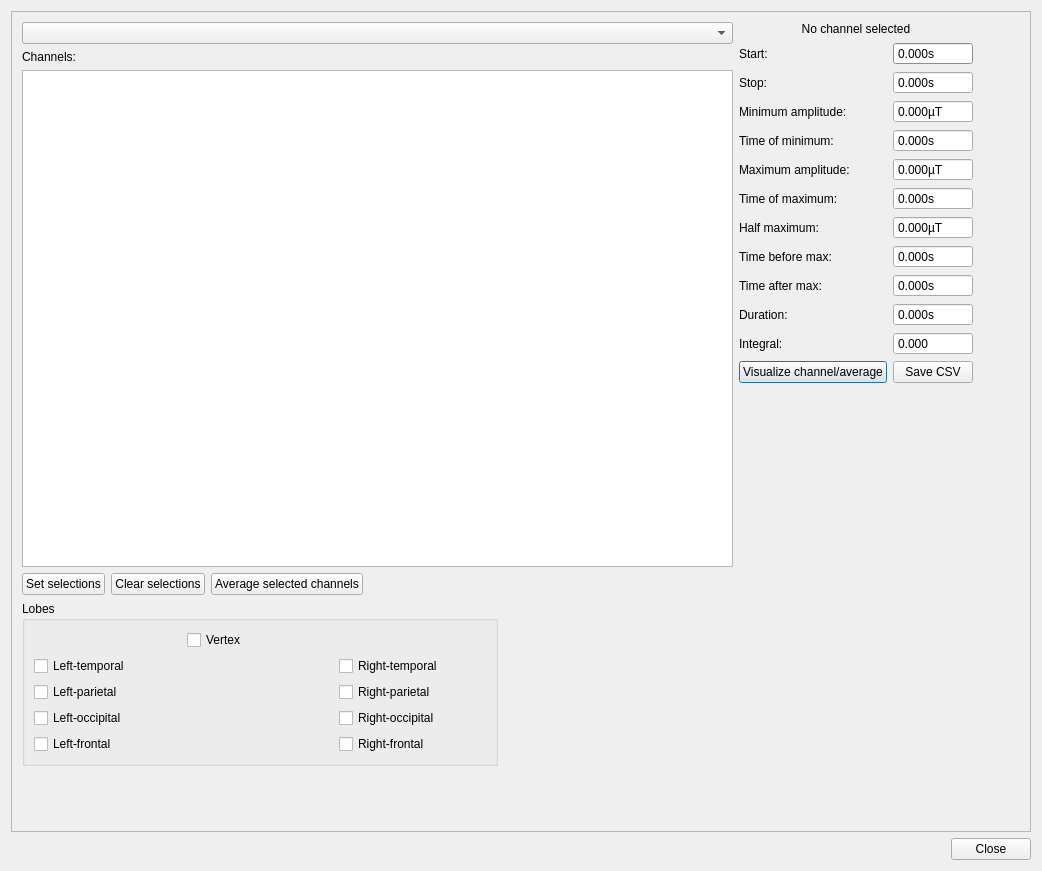
First picture: the form in meggie_batch/ui/qt4Designer_ui_files/evokedStatsDialog.ui, repository cibr-jyu/meggie, before the edit.
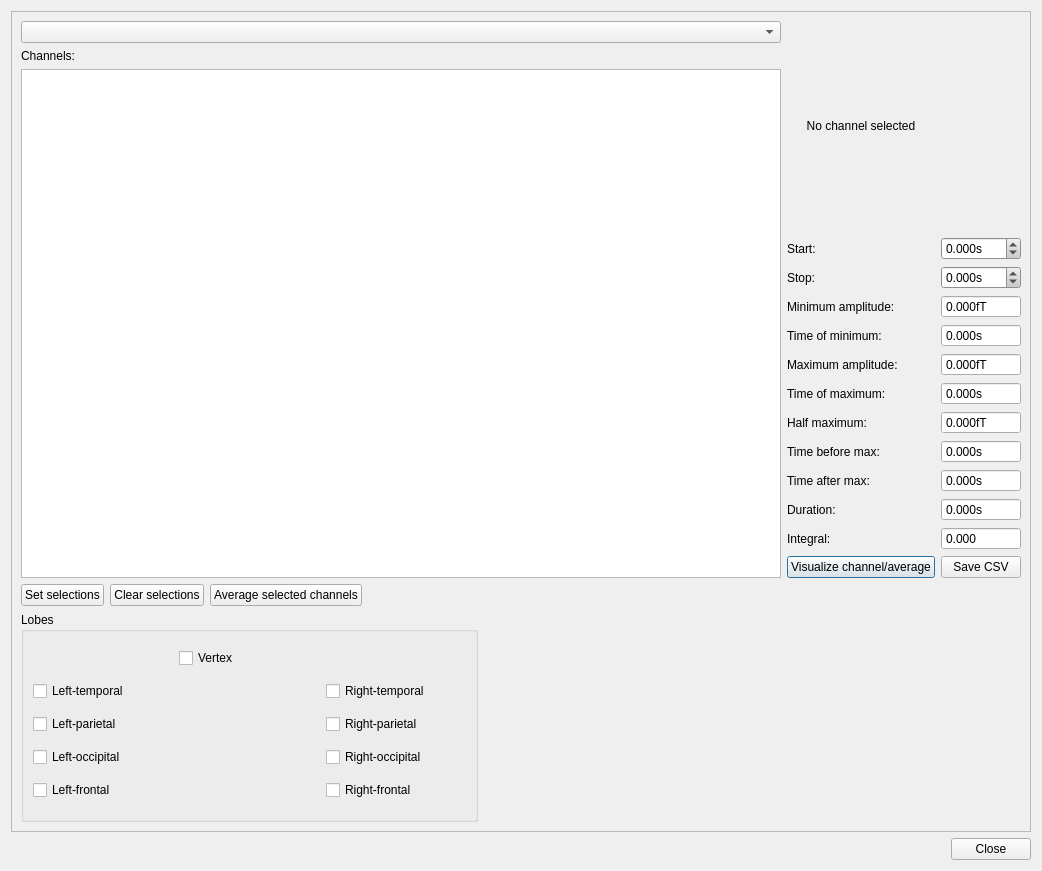
Second picture: the form after the edit.

Commit message: Evoked stats.

```diff
--- a/meggie_batch/ui/qt4Designer_ui_files/evokedStatsDialog.ui
+++ b/meggie_batch/ui/qt4Designer_ui_files/evokedStatsDialog.ui
@@ -40,19 +40,8 @@
         <height>780</height>
        </size>
       </property>
-      <widget class="QWidget" name="layoutWidget">
-       <property name="geometry">
-        <rect>
-         <x>10</x>
-         <y>10</y>
-         <width>951</width>
-         <height>744</height>
-        </rect>
-       </property>
-       <layout class="QVBoxLayout" name="verticalLayout_2">
-        <item>
-         <layout class="QHBoxLayout" name="horizontalLayout">
-          <item>
+      <layout class="QGridLayout" name="gridLayout_2">
+       <item row="0" column="0" rowspan="13">
            <layout class="QVBoxLayout" name="verticalLayout">
             <item>
              <widget class="QComboBox" name="comboBoxEvoked">
@@ -83,12 +72,7 @@
             </item>
            </layout>
           </item>
-          <item>
-           <layout class="QFormLayout" name="formLayout">
-            <property name="fieldGrowthPolicy">
-             <enum>QFormLayout::AllNonFixedFieldsGrow</enum>
-            </property>
-            <item row="0" column="0" colspan="2">
+       <item row="0" column="1">
              <widget class="QLabel" name="labelSelectedChannel">
               <property name="text">
                <string>No channel selected</string>
@@ -98,14 +82,14 @@
               </property>
              </widget>
             </item>
-            <item row="1" column="0">
+       <item row="1" column="1">
              <widget class="QLabel" name="labelStart">
               <property name="text">
                <string>Start:</string>
               </property>
              </widget>
             </item>
-            <item row="1" column="1">
+       <item row="1" column="2">
              <widget class="QDoubleSpinBox" name="doubleSpinBoxStart">
               <property name="palette">
                <palette>
@@ -523,10 +507,10 @@
                </palette>
               </property>
               <property name="readOnly">
-               <bool>true</bool>
+          <bool>false</bool>
               </property>
               <property name="buttonSymbols">
-               <enum>QAbstractSpinBox::NoButtons</enum>
+          <enum>QAbstractSpinBox::UpDownArrows</enum>
               </property>
               <property name="suffix">
                <string>s</string>
@@ -538,24 +522,439 @@
                <double>-99.000000000000000</double>
               </property>
               <property name="singleStep">
-               <double>0.001000000000000</double>
+          <double>0.010000000000000</double>
               </property>
              </widget>
             </item>
-            <item row="2" column="0">
+       <item row="2" column="1">
              <widget class="QLabel" name="labelStop">
               <property name="text">
                <string>Stop:</string>
               </property>
              </widget>
             </item>
-            <item row="2" column="1">
+       <item row="2" column="2">
              <widget class="QDoubleSpinBox" name="doubleSpinBoxStop">
+         <property name="palette">
+          <palette>
+           <active>
+            <colorrole role="WindowText">
+             <brush brushstyle="SolidPattern">
+              <color alpha="255">
+               <red>0</red>
+               <green>0</green>
+               <blue>0</blue>
+              </color>
+             </brush>
+            </colorrole>
+            <colorrole role="Button">
+             <brush brushstyle="SolidPattern">
+              <color alpha="255">
+               <red>200</red>
+               <green>199</green>
+               <blue>199</blue>
+              </color>
+             </brush>
+            </colorrole>
+            <colorrole role="Light">
+             <brush brushstyle="SolidPattern">
+              <color alpha="255">
+               <red>255</red>
+               <green>255</green>
+               <blue>255</blue>
+              </color>
+             </brush>
+            </colorrole>
+            <colorrole role="Midlight">
+             <brush brushstyle="SolidPattern">
+              <color alpha="255">
+               <red>227</red>
+               <green>227</green>
+               <blue>227</blue>
+              </color>
+             </brush>
+            </colorrole>
+            <colorrole role="Dark">
+             <brush brushstyle="SolidPattern">
+              <color alpha="255">
+               <red>100</red>
+               <green>99</green>
+               <blue>99</blue>
+              </color>
+             </brush>
+            </colorrole>
+            <colorrole role="Mid">
+             <brush brushstyle="SolidPattern">
+              <color alpha="255">
+               <red>133</red>
+               <green>133</green>
+               <blue>133</blue>
+              </color>
+             </brush>
+            </colorrole>
+            <colorrole role="Text">
+             <brush brushstyle="SolidPattern">
+              <color alpha="255">
+               <red>0</red>
+               <green>0</green>
+               <blue>0</blue>
+              </color>
+             </brush>
+            </colorrole>
+            <colorrole role="BrightText">
+             <brush brushstyle="SolidPattern">
+              <color alpha="255">
+               <red>255</red>
+               <green>255</green>
+               <blue>255</blue>
+              </color>
+             </brush>
+            </colorrole>
+            <colorrole role="ButtonText">
+             <brush brushstyle="SolidPattern">
+              <color alpha="255">
+               <red>0</red>
+               <green>0</green>
+               <blue>0</blue>
+              </color>
+             </brush>
+            </colorrole>
+            <colorrole role="Base">
+             <brush brushstyle="SolidPattern">
+              <color alpha="255">
+               <red>255</red>
+               <green>255</green>
+               <blue>255</blue>
+              </color>
+             </brush>
+            </colorrole>
+            <colorrole role="Window">
+             <brush brushstyle="SolidPattern">
+              <color alpha="255">
+               <red>200</red>
+               <green>199</green>
+               <blue>199</blue>
+              </color>
+             </brush>
+            </colorrole>
+            <colorrole role="Shadow">
+             <brush brushstyle="SolidPattern">
+              <color alpha="255">
+               <red>0</red>
+               <green>0</green>
+               <blue>0</blue>
+              </color>
+             </brush>
+            </colorrole>
+            <colorrole role="AlternateBase">
+             <brush brushstyle="SolidPattern">
+              <color alpha="255">
+               <red>227</red>
+               <green>227</green>
+               <blue>227</blue>
+              </color>
+             </brush>
+            </colorrole>
+            <colorrole role="ToolTipBase">
+             <brush brushstyle="SolidPattern">
+              <color alpha="255">
+               <red>255</red>
+               <green>255</green>
+               <blue>220</blue>
+              </color>
+             </brush>
+            </colorrole>
+            <colorrole role="ToolTipText">
+             <brush brushstyle="SolidPattern">
+              <color alpha="255">
+               <red>0</red>
+               <green>0</green>
+               <blue>0</blue>
+              </color>
+             </brush>
+            </colorrole>
+           </active>
+           <inactive>
+            <colorrole role="WindowText">
+             <brush brushstyle="SolidPattern">
+              <color alpha="255">
+               <red>0</red>
+               <green>0</green>
+               <blue>0</blue>
+              </color>
+             </brush>
+            </colorrole>
+            <colorrole role="Button">
+             <brush brushstyle="SolidPattern">
+              <color alpha="255">
+               <red>200</red>
+               <green>199</green>
+               <blue>199</blue>
+              </color>
+             </brush>
+            </colorrole>
+            <colorrole role="Light">
+             <brush brushstyle="SolidPattern">
+              <color alpha="255">
+               <red>255</red>
+               <green>255</green>
+               <blue>255</blue>
+              </color>
+             </brush>
+            </colorrole>
+            <colorrole role="Midlight">
+             <brush brushstyle="SolidPattern">
+              <color alpha="255">
+               <red>227</red>
+               <green>227</green>
+               <blue>227</blue>
+              </color>
+             </brush>
+            </colorrole>
+            <colorrole role="Dark">
+             <brush brushstyle="SolidPattern">
+              <color alpha="255">
+               <red>100</red>
+               <green>99</green>
+               <blue>99</blue>
+              </color>
+             </brush>
+            </colorrole>
+            <colorrole role="Mid">
+             <brush brushstyle="SolidPattern">
+              <color alpha="255">
+               <red>133</red>
+               <green>133</green>
+               <blue>133</blue>
+              </color>
+             </brush>
+            </colorrole>
+            <colorrole role="Text">
+             <brush brushstyle="SolidPattern">
+              <color alpha="255">
+               <red>0</red>
+               <green>0</green>
+               <blue>0</blue>
+              </color>
+             </brush>
+            </colorrole>
+            <colorrole role="BrightText">
+             <brush brushstyle="SolidPattern">
+              <color alpha="255">
+               <red>255</red>
+               <green>255</green>
+               <blue>255</blue>
+              </color>
+             </brush>
+            </colorrole>
+            <colorrole role="ButtonText">
+             <brush brushstyle="SolidPattern">
+              <color alpha="255">
+               <red>0</red>
+               <green>0</green>
+               <blue>0</blue>
+              </color>
+             </brush>
+            </colorrole>
+            <colorrole role="Base">
+             <brush brushstyle="SolidPattern">
+              <color alpha="255">
+               <red>255</red>
+               <green>255</green>
+               <blue>255</blue>
+              </color>
+             </brush>
+            </colorrole>
+            <colorrole role="Window">
+             <brush brushstyle="SolidPattern">
+              <color alpha="255">
+               <red>200</red>
+               <green>199</green>
+               <blue>199</blue>
+              </color>
+             </brush>
+            </colorrole>
+            <colorrole role="Shadow">
+             <brush brushstyle="SolidPattern">
+              <color alpha="255">
+               <red>0</red>
+               <green>0</green>
+               <blue>0</blue>
+              </color>
+             </brush>
+            </colorrole>
+            <colorrole role="AlternateBase">
+             <brush brushstyle="SolidPattern">
+              <color alpha="255">
+               <red>227</red>
+               <green>227</green>
+               <blue>227</blue>
+              </color>
+             </brush>
+            </colorrole>
+            <colorrole role="ToolTipBase">
+             <brush brushstyle="SolidPattern">
+              <color alpha="255">
+               <red>255</red>
+               <green>255</green>
+               <blue>220</blue>
+              </color>
+             </brush>
+            </colorrole>
+            <colorrole role="ToolTipText">
+             <brush brushstyle="SolidPattern">
+              <color alpha="255">
+               <red>0</red>
+               <green>0</green>
+               <blue>0</blue>
+              </color>
+             </brush>
+            </colorrole>
+           </inactive>
+           <disabled>
+            <colorrole role="WindowText">
+             <brush brushstyle="SolidPattern">
+              <color alpha="255">
+               <red>100</red>
+               <green>99</green>
+               <blue>99</blue>
+              </color>
+             </brush>
+            </colorrole>
+            <colorrole role="Button">
+             <brush brushstyle="SolidPattern">
+              <color alpha="255">
+               <red>200</red>
+               <green>199</green>
+               <blue>199</blue>
+              </color>
+             </brush>
+            </colorrole>
+            <colorrole role="Light">
+             <brush brushstyle="SolidPattern">
+              <color alpha="255">
+               <red>255</red>
+               <green>255</green>
+               <blue>255</blue>
+              </color>
+             </brush>
+            </colorrole>
+            <colorrole role="Midlight">
+             <brush brushstyle="SolidPattern">
+              <color alpha="255">
+               <red>227</red>
+               <green>227</green>
+               <blue>227</blue>
+              </color>
+             </brush>
+            </colorrole>
+            <colorrole role="Dark">
+             <brush brushstyle="SolidPattern">
+              <color alpha="255">
+               <red>100</red>
+               <green>99</green>
+               <blue>99</blue>
+              </color>
+             </brush>
+            </colorrole>
+            <colorrole role="Mid">
+             <brush brushstyle="SolidPattern">
+              <color alpha="255">
+               <red>133</red>
+               <green>133</green>
+               <blue>133</blue>
+              </color>
+             </brush>
+            </colorrole>
+            <colorrole role="Text">
+             <brush brushstyle="SolidPattern">
+              <color alpha="255">
+               <red>100</red>
+               <green>99</green>
+               <blue>99</blue>
+              </color>
+             </brush>
+            </colorrole>
+            <colorrole role="BrightText">
+             <brush brushstyle="SolidPattern">
+              <color alpha="255">
+               <red>255</red>
+               <green>255</green>
+               <blue>255</blue>
+              </color>
+             </brush>
+            </colorrole>
+            <colorrole role="ButtonText">
+             <brush brushstyle="SolidPattern">
+              <color alpha="255">
+               <red>100</red>
+               <green>99</green>
+               <blue>99</blue>
+              </color>
+             </brush>
+            </colorrole>
+            <colorrole role="Base">
+             <brush brushstyle="SolidPattern">
+              <color alpha="255">
+               <red>200</red>
+               <green>199</green>
+               <blue>199</blue>
+              </color>
+             </brush>
+            </colorrole>
+            <colorrole role="Window">
+             <brush brushstyle="SolidPattern">
+              <color alpha="255">
+               <red>200</red>
+               <green>199</green>
+               <blue>199</blue>
+              </color>
+             </brush>
+            </colorrole>
+            <colorrole role="Shadow">
+             <brush brushstyle="SolidPattern">
+              <color alpha="255">
+               <red>0</red>
+               <green>0</green>
+               <blue>0</blue>
+              </color>
+             </brush>
+            </colorrole>
+            <colorrole role="AlternateBase">
+             <brush brushstyle="SolidPattern">
+              <color alpha="255">
+               <red>200</red>
+               <green>199</green>
+               <blue>199</blue>
+              </color>
+             </brush>
+            </colorrole>
+            <colorrole role="ToolTipBase">
+             <brush brushstyle="SolidPattern">
+              <color alpha="255">
+               <red>255</red>
+               <green>255</green>
+               <blue>220</blue>
+              </color>
+             </brush>
+            </colorrole>
+            <colorrole role="ToolTipText">
+             <brush brushstyle="SolidPattern">
+              <color alpha="255">
+               <red>0</red>
+               <green>0</green>
+               <blue>0</blue>
+              </color>
+             </brush>
+            </colorrole>
+           </disabled>
+          </palette>
+         </property>
               <property name="readOnly">
-               <bool>true</bool>
+          <bool>false</bool>
               </property>
               <property name="buttonSymbols">
-               <enum>QAbstractSpinBox::NoButtons</enum>
+          <enum>QAbstractSpinBox::UpDownArrows</enum>
               </property>
               <property name="suffix">
                <string>s</string>
@@ -567,18 +966,18 @@
                <double>-99.000000000000000</double>
               </property>
               <property name="singleStep">
-               <double>0.001000000000000</double>
+          <double>0.010000000000000</double>
               </property>
              </widget>
             </item>
-            <item row="3" column="0">
+       <item row="3" column="1">
              <widget class="QLabel" name="labelMin">
               <property name="text">
                <string>Minimum amplitude:</string>
               </property>
              </widget>
             </item>
-            <item row="3" column="1">
+       <item row="3" column="2">
              <widget class="QDoubleSpinBox" name="doubleSpinBoxMinAmplitude">
               <property name="readOnly">
                <bool>true</bool>
@@ -587,7 +986,7 @@
                <enum>QAbstractSpinBox::NoButtons</enum>
               </property>
               <property name="suffix">
-               <string>µT</string>
+          <string>fT</string>
               </property>
               <property name="decimals">
                <number>3</number>
@@ -603,14 +1002,14 @@
               </property>
              </widget>
             </item>
-            <item row="4" column="0">
+       <item row="4" column="1">
              <widget class="QLabel" name="labelMinTime">
               <property name="text">
                <string>Time of minimum:</string>
               </property>
              </widget>
             </item>
-            <item row="4" column="1">
+       <item row="4" column="2">
              <widget class="QDoubleSpinBox" name="doubleSpinBoxMinTime">
               <property name="readOnly">
                <bool>true</bool>
@@ -632,14 +1031,14 @@
               </property>
              </widget>
             </item>
-            <item row="5" column="0">
+       <item row="5" column="1">
              <widget class="QLabel" name="labelMax">
               <property name="text">
                <string>Maximum amplitude:</string>
               </property>
              </widget>
             </item>
-            <item row="5" column="1">
+       <item row="5" column="2">
              <widget class="QDoubleSpinBox" name="doubleSpinBoxMaxAmplitude">
               <property name="readOnly">
                <bool>true</bool>
@@ -648,7 +1047,7 @@
                <enum>QAbstractSpinBox::NoButtons</enum>
               </property>
               <property name="suffix">
-               <string>µT</string>
+          <string>fT</string>
               </property>
               <property name="decimals">
                <number>3</number>
@@ -664,14 +1063,14 @@
               </property>
              </widget>
             </item>
-            <item row="6" column="0">
+       <item row="6" column="1">
              <widget class="QLabel" name="labelMaxTime">
               <property name="text">
                <string>Time of maximum:</string>
               </property>
              </widget>
             </item>
-            <item row="6" column="1">
+       <item row="6" column="2">
              <widget class="QDoubleSpinBox" name="doubleSpinBoxMaxTime">
               <property name="readOnly">
                <bool>true</bool>
@@ -693,14 +1092,14 @@
               </property>
              </widget>
             </item>
-            <item row="7" column="0">
+       <item row="7" column="1">
              <widget class="QLabel" name="labelHalfMax">
               <property name="text">
                <string>Half maximum:</string>
               </property>
              </widget>
             </item>
-            <item row="7" column="1">
+       <item row="7" column="2">
              <widget class="QDoubleSpinBox" name="doubleSpinBoxHalfMaxAmplitude">
               <property name="readOnly">
                <bool>true</bool>
@@ -709,7 +1108,7 @@
                <enum>QAbstractSpinBox::NoButtons</enum>
               </property>
               <property name="suffix">
-               <string>µT</string>
+          <string>fT</string>
               </property>
               <property name="decimals">
                <number>3</number>
@@ -725,14 +1124,14 @@
               </property>
              </widget>
             </item>
-            <item row="8" column="0">
+       <item row="8" column="1">
              <widget class="QLabel" name="labelHalfMaxBefore">
               <property name="text">
                <string>Time before max:</string>
               </property>
              </widget>
             </item>
-            <item row="8" column="1">
+       <item row="8" column="2">
              <widget class="QDoubleSpinBox" name="doubleSpinBoxHalfMaxBefore">
               <property name="readOnly">
                <bool>true</bool>
@@ -754,14 +1153,14 @@
               </property>
              </widget>
             </item>
-            <item row="9" column="0">
+       <item row="9" column="1">
              <widget class="QLabel" name="labelMaxTimeAfter">
               <property name="text">
                <string>Time after max:</string>
               </property>
              </widget>
             </item>
-            <item row="9" column="1">
+       <item row="9" column="2">
              <widget class="QDoubleSpinBox" name="doubleSpinBoxHalfMaxAfter">
               <property name="readOnly">
                <bool>true</bool>
@@ -783,14 +1182,14 @@
               </property>
              </widget>
             </item>
-            <item row="10" column="0">
+       <item row="10" column="1">
              <widget class="QLabel" name="labelDuration">
               <property name="text">
                <string>Duration:</string>
               </property>
              </widget>
             </item>
-            <item row="10" column="1">
+       <item row="10" column="2">
              <widget class="QDoubleSpinBox" name="doubleSpinBoxDuration">
               <property name="readOnly">
                <bool>true</bool>
@@ -812,14 +1211,14 @@
               </property>
              </widget>
             </item>
-            <item row="11" column="0">
+       <item row="11" column="1">
              <widget class="QLabel" name="labelIntegral">
               <property name="text">
                <string>Integral:</string>
               </property>
              </widget>
             </item>
-            <item row="11" column="1">
+       <item row="11" column="2">
              <widget class="QDoubleSpinBox" name="doubleSpinBoxIntegral">
               <property name="readOnly">
                <bool>true</bool>
@@ -844,28 +1243,24 @@
               </property>
              </widget>
             </item>
-            <item row="12" column="0">
+       <item row="12" column="1">
              <widget class="QPushButton" name="pushButtonVisualize">
               <property name="text">
                <string>Visualize channel/average</string>
               </property>
              </widget>
             </item>
-            <item row="12" column="1">
+       <item row="12" column="2">
              <widget class="QPushButton" name="pushButtonCSV">
               <property name="text">
                <string>Save CSV</string>
               </property>
              </widget>
             </item>
-            <item row="13" column="0">
+       <item row="13" column="1">
              <layout class="QHBoxLayout" name="horizontalLayout_2"/>
             </item>
-           </layout>
-          </item>
-         </layout>
-        </item>
-        <item>
+       <item row="14" column="0" colspan="3">
          <layout class="QHBoxLayout" name="horizontalLayout_4">
           <item>
            <widget class="QPushButton" name="pushButtonSetSelected">
@@ -903,7 +1298,7 @@
           </item>
          </layout>
         </item>
-        <item>
+       <item row="15" column="0" colspan="2">
          <layout class="QHBoxLayout" name="horizontalLayout_3">
           <item>
            <widget class="QGroupBox" name="groupBoxLobes">
@@ -1179,7 +1574,6 @@
        </layout>
       </widget>
      </widget>
-    </widget>
    </item>
    <item>
     <widget class="QDialogButtonBox" name="buttonBox">
```
Left out of the diff: 1 changed line with no effect on the pictures. Lines whose indentation alone changed are shown as unchanged. The commit also changes 7 other files.
